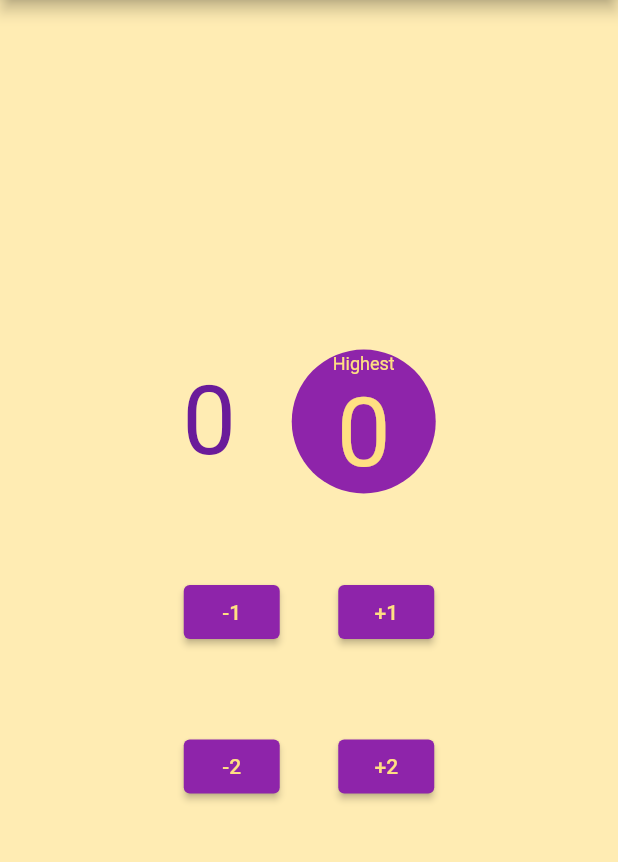
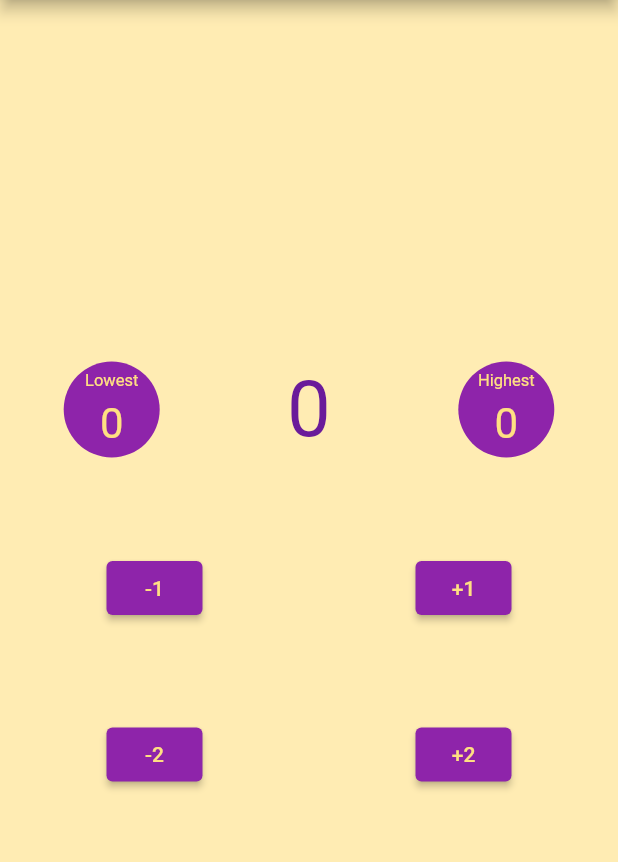
Before and after one commit to MSavioti/Estudo-Navegacao-Flutter, a Flutter app: the screen it shows after launch, on a phone screen of 412 x 824 dp, the part 84-946 px from its top. Run offline on Flutter 3.47's test engine with Material 2 defaults, Android fonts, the phone set to English and light mode, and no system bars.

Commit message:
implementado menor valor encontrado

```diff
--- a/lib/main.dart
+++ b/lib/main.dart
@@ -40,10 +40,13 @@ class HomePage extends StatefulWidget {
 class _HomePageState extends State<HomePage> {
   int _counter = 0;
   int _highestValue = 0;
+  int _lowestValue = 0;
 
   void _decrementCounter([int value = 1]) {
     setState(() {
       _counter -= value;
+
+      if (_counter < _lowestValue) _lowestValue = _counter;
     });
   }
 
@@ -58,7 +61,7 @@ class _HomePageState extends State<HomePage> {
   @override
   Widget build(BuildContext context) {
     double _counterCanvasHeight = MediaQuery.of(context).size.height / 2;
-    double _counterCanvasWidth = MediaQuery.of(context).size.width / 2;
+    double _counterCanvasWidth = MediaQuery.of(context).size.width;
 
     return Scaffold(
         appBar: AppBar(
@@ -75,16 +78,39 @@ class _HomePageState extends State<HomePage> {
                 Row(
                   mainAxisAlignment: MainAxisAlignment.spaceAround,
                   children: [
+                    CircleAvatar(
+                      backgroundColor: Colors.purple[600],
+                      radius: 32.0,
+                      child: Column(
+                        mainAxisAlignment: MainAxisAlignment.spaceEvenly,
+                        children: [
+                          Text(
+                            'Lowest',
+                            style: TextStyle(
+                              color: Colors.amber[200],
+                              fontSize: 11.0,
+                            ),
+                          ),
+                          Text(
+                            _lowestValue.toString(),
+                            style: TextStyle(
+                              color: Colors.amber[200],
+                              fontSize: 28.0,
+                            ),
+                          ),
+                        ],
+                      ),
+                    ),
                     Text(
                       _counter.toString(),
                       style: TextStyle(
-                        fontSize: 64.0,
+                        fontSize: 52.0,
                         color: Colors.purple[800],
                       ),
                     ),
                     CircleAvatar(
                       backgroundColor: Colors.purple[600],
-                      radius: 48.0,
+                      radius: 32.0,
                       child: Column(
                         mainAxisAlignment: MainAxisAlignment.spaceEvenly,
                         children: [
@@ -92,14 +118,14 @@ class _HomePageState extends State<HomePage> {
                             'Highest',
                             style: TextStyle(
                               color: Colors.amber[200],
-                              fontSize: 12.0,
+                              fontSize: 11.0,
                             ),
                           ),
                           Text(
                             _highestValue.toString(),
                             style: TextStyle(
                               color: Colors.amber[200],
-                              fontSize: 64.0,
+                              fontSize: 28.0,
                             ),
                           ),
                         ],
```
